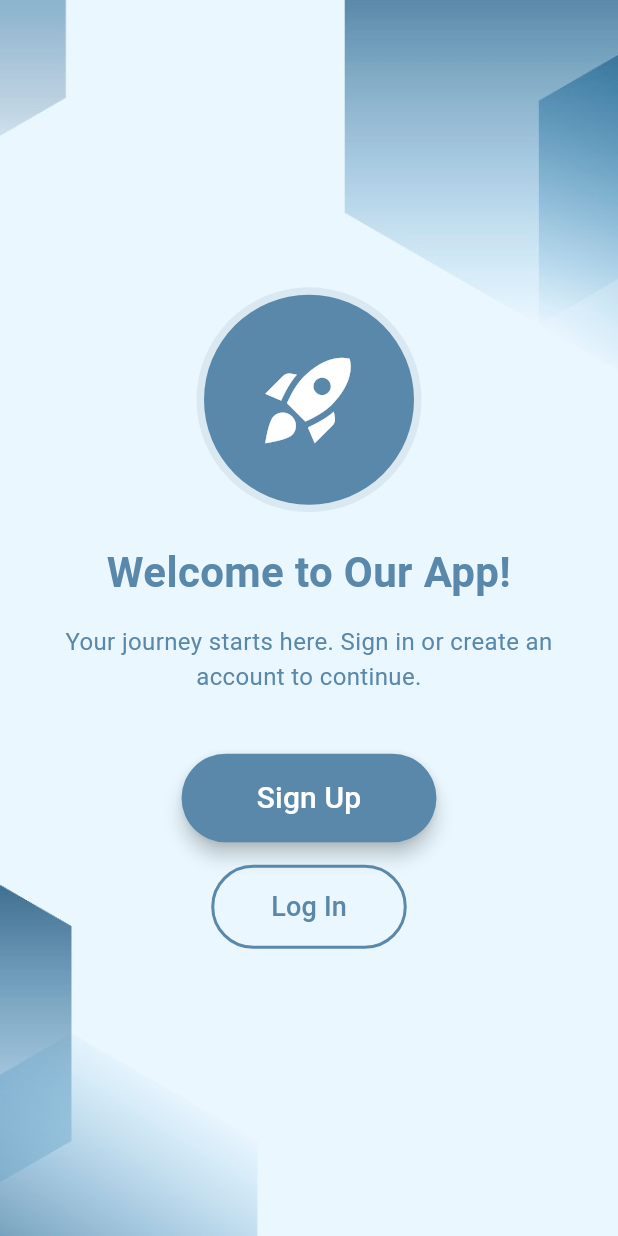
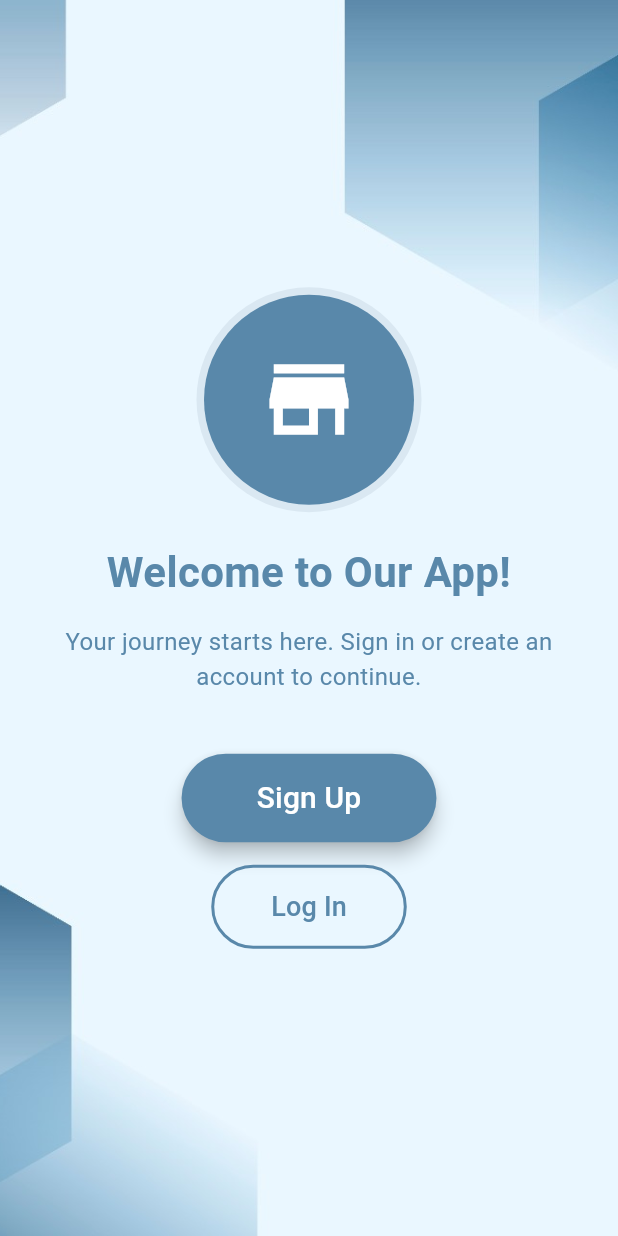
Before and after one commit to Nourhanyasser7/EMA_project, a Flutter app: the WelcomeScreen screen opened directly, on a phone screen of 412 x 824 dp. Run offline on Flutter 3.47's test engine with Material 3 defaults, Android fonts, the phone set to English and light mode, and no system bars; our stand-ins replace dio, flutter_map, geolocator, latlong2, rxdart; missing offline and left inert: flutter_map_math.

Commit message:
edit welcome screen final version

```diff
--- a/mobile_project/lib/main.dart
+++ b/mobile_project/lib/main.dart
@@ -1,6 +1,7 @@
 import 'package:flutter/material.dart';
 import 'package:mobile_project/screens/product_list_screen.dart';
 import 'package:mobile_project/screens/signup_screen.dart';
+import 'package:mobile_project/screens/welcome.dart';
 import 'screens/store_list_screen.dart';
 import 'screens/product_list_screen.dart';
 import 'screens/product_search_screen.dart';
@@ -21,7 +22,7 @@ class MyApp extends StatelessWidget {
       theme: ThemeData(
         primarySwatch: Colors.indigo,
       ),
-      home: SignupScreen(),
+      home: WelcomeScreen(),
     );
   }
 }
--- a/mobile_project/lib/screens/welcome.dart
+++ b/mobile_project/lib/screens/welcome.dart
@@ -72,15 +72,12 @@ class _WelcomeScreenState extends State<WelcomeScreen>
                     child: const CircleAvatar(
                       radius: 70,
                       backgroundColor: primaryColor,
-                      // child: Text(
-                      //   "🛬", // Replace with initials or logo
-                      //   style: TextStyle(fontSize: 70),
-                      // ),
+
                       child: Icon(
-  Icons.rocket_launch,
-  size: 70,
-  color: Colors.white, // Change to match your theme
-),
+                          Icons.store,
+                          size: 70,
+                           color: Colors.white, // Change to match your theme
+                      ),
                     ),
                   ),
 
```
